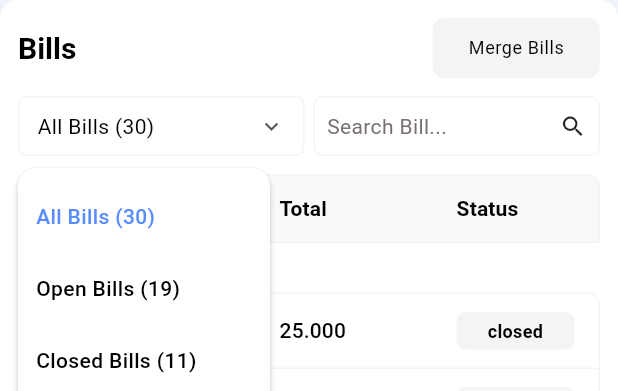
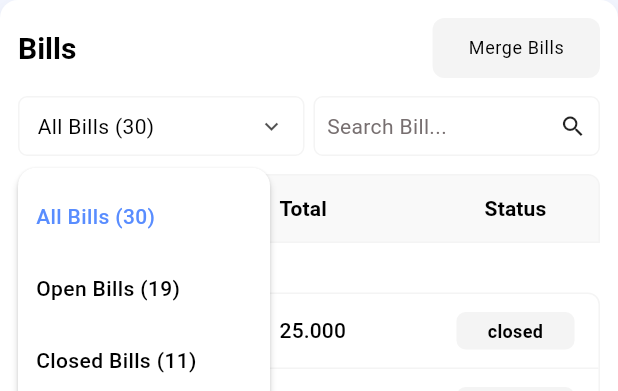
Before and after one commit to robbyobet7/flutterVercel, a Flutter app: the HomeBill widget shown alone on an empty page, opened directly, after a tap on an icon or button, on a phone screen of 412 x 824 dp. Shown: the top 391 px of the screen. Run offline on Flutter 3.47's test engine with Material 3 defaults, Android fonts, the phone set to English and light mode, and no system bars; our stand-ins replace flutter_riverpod, flutter_svg, go_router, shared_preferences; accounts and stored records are empty; network calls fail.

Commit message:
feat: add trailing and height properties to AppPopupMenuItem and integrate into MergeBillDialog

```diff
--- a/lib/core/widgets/app_popup_menu.dart
+++ b/lib/core/widgets/app_popup_menu.dart
@@ -7,6 +7,8 @@ class AppPopupMenuItem<T> {
   final Color? iconColor;
   final Color? textColor;
   final bool isDivider;
+  final Widget? trailing;
+  final double? height;
 
   const AppPopupMenuItem({
     required this.value,
@@ -15,6 +17,8 @@ class AppPopupMenuItem<T> {
     this.iconColor,
     this.textColor,
     this.isDivider = false,
+    this.trailing,
+    this.height,
   });
 
   factory AppPopupMenuItem.divider() {
@@ -119,6 +123,7 @@ class _AppPopupMenuState<T> extends State<AppPopupMenu<T>> {
 
                   return PopupMenuItem<T>(
                     value: item.value,
+                    height: item.height ?? kMinInteractiveDimension,
                     child: Row(
                       children: [
                         if (item.icon != null) ...[
@@ -140,6 +145,7 @@ class _AppPopupMenuState<T> extends State<AppPopupMenu<T>> {
                             overflow: TextOverflow.ellipsis,
                           ),
                         ),
+                        if (item.trailing != null) ...[item.trailing!],
                       ],
                     ),
                   );
--- a/lib/features/home/presentation/widgets/home_bill.dart
+++ b/lib/features/home/presentation/widgets/home_bill.dart
@@ -240,6 +240,7 @@ class _HomeBillState extends ConsumerState<HomeBill> {
                           flex: 2,
                           child: Text(
                             'Status',
+                            textAlign: TextAlign.center,
                             style: theme.textTheme.labelLarge?.copyWith(
                               fontWeight: FontWeight.bold,
                             ),
```
Also changed, not shown: lib/features/merge-bill/presentations/widgets/merge_bill_dialog.dart (+42 -26 lines).
